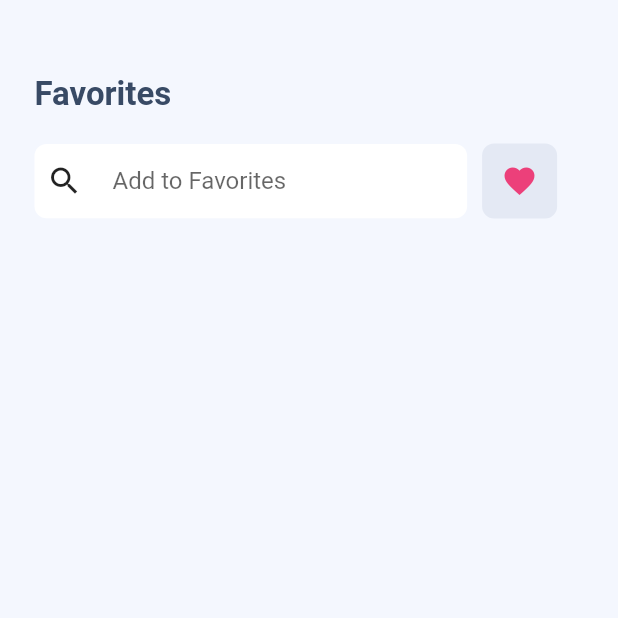
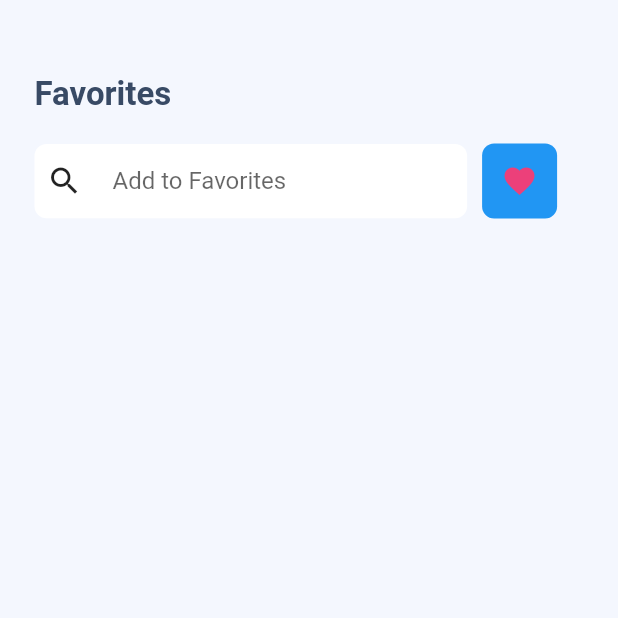
Before and after one commit to blackwhite913/ecommerce_app, a Flutter app: the screen it shows after launch, item 2 of the bottom bar chosen, on a phone screen of 412 x 824 dp, the top half of it. Run offline on Flutter 3.47's test engine with Material 2 defaults, Android fonts, the light colour scheme and no system bars; our stand-ins replace curved_navigation_bar, font_awesome_flutter, google_fonts; missing offline and left inert: bottom_sheet; network calls fail.

Commit message:
plant shop second commit 16 May 2021

```diff
--- a/lib/main.dart
+++ b/lib/main.dart
@@ -36,7 +36,8 @@ class MyApp extends StatelessWidget
         debugShowCheckedModeBanner: false,
         theme: ThemeData(
           primaryColor: Color(0xff62c050),///green we want///
-          accentColor:Color(0xffe4e9f4),///tile backdrop color//
+          //accentColor:Color(0xffe4e9f4),/////tile backdrop color//
+          accentColor: Colors.blue,
         ),
         routes: {
           PlantDetail.routeName:(ctx)=>PlantDetail(),
```
